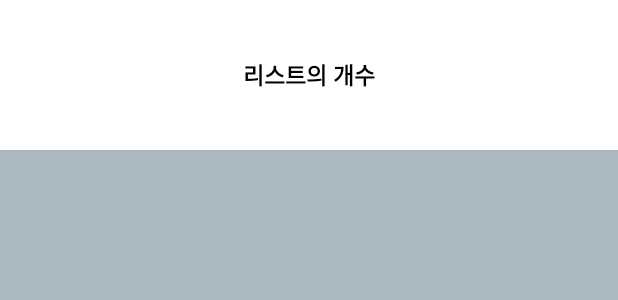
After one commit to bagoonichanger/Petmliy_android_app, an Android app: the layout map_bottom_sheet.xml on its own in the app's theme, with its tools: preview values and no code run, on a phone screen of 412 x 824 dp. The commit adds this screen. Shown: the top 300 px of the screen. Run offline under Robolectric (Android 15) with nearby library versions, the phone set to English and light mode, and no system bars.

Commit message:
지도 레이아웃 잡음

```diff
--- a/app/build.gradle
+++ b/app/build.gradle
@@ -49,4 +49,6 @@ dependencies {
 
     // 네이버 지도 SDK
     implementation 'com.naver.maps:map-sdk:3.14.0'
+    // FusedLocationSource
+    implementation("com.google.android.gms:play-services-location:19.0.1")
 }
--- a/app/src/main/AndroidManifest.xml
+++ b/app/src/main/AndroidManifest.xml
@@ -3,7 +3,9 @@
     package="com.bagooni.petmliy_android_app">
 
     <uses-permission android:name="android.permission.INTERNET" />
-    <uses-permission android:name="android.permission.ACCESS_FINE_LOCATION"/>
+    <uses-permission android:name="android.permission.ACCESS_FINE_LOCATION" />
+    <uses-permission android:name="android.permission.ACCESS_COARSE_LOCATION" />
+
     <application
         android:allowBackup="true"
         android:icon="@mipmap/ic_launcher"
--- /dev/null
+++ b/app/src/main/res/layout/map_bottom_sheet.xml
@@ -0,0 +1,31 @@
+<?xml version="1.0" encoding="utf-8"?>
+<androidx.constraintlayout.widget.ConstraintLayout xmlns:android="http://schemas.android.com/apk/res/android"
+    xmlns:app="http://schemas.android.com/apk/res-auto"
+    android:layout_width="match_parent"
+    android:layout_height="match_parent"
+    app:behavior_peekHeight="100dp"
+    app:layout_behavior="com.google.android.material.bottomsheet.BottomSheetBehavior">
+
+    <TextView
+        android:id="@+id/bottomSheetTitleTextView"
+        android:layout_width="0dp"
+        android:layout_height="100dp"
+        android:gravity="center"
+        android:text="리스트의 개수"
+        android:textColor="@color/black"
+        android:textSize="15sp"
+        android:textStyle="bold"
+        app:layout_constraintEnd_toEndOf="parent"
+        app:layout_constraintStart_toStartOf="parent"
+        app:layout_constraintTop_toTopOf="parent" />
+
+    <View
+        android:layout_width="0dp"
+        android:layout_height="0dp"
+        android:background="@color/Light_Gray"
+        app:layout_constraintBottom_toBottomOf="parent"
+        app:layout_constraintEnd_toEndOf="parent"
+        app:layout_constraintStart_toStartOf="parent"
+        app:layout_constraintTop_toBottomOf="@id/bottomSheetTitleTextView" />
+
+</androidx.constraintlayout.widget.ConstraintLayout>
--- a/app/src/main/res/values/api_key.xml
+++ b/app/src/main/res/values/api_key.xml
@@ -1,2 +1,5 @@
 <?xml version="1.0" encoding="utf-8"?>
-<resources><string name="naver_map_client_id">mkzcchsiil</string></resources>
+<resources>
+    <string name="naver_map_client_id">mkzcchsiil</string>
+    <string name="tmap_api_key">l7xxbfd03282ed6f44dda7dffa1b497acc44</string>
+</resources>
--- a/app/src/main/res/values/strings.xml
+++ b/app/src/main/res/values/strings.xml
@@ -2,4 +2,5 @@
     <string name="app_name">Petmliy_android_app</string>
     <!-- TODO: Remove or change this placeholder text -->
     <string name="hello_blank_fragment">Hello blank fragment</string>
+    <string name="map_search_hint">검색어를 입력해주세요.</string>
 </resources>
```
Also changed, not shown: app/src/main/java/com/bagooni/petmliy_android_app/map/MapFragment.kt (+39 -1 lines), app/src/main/java/com/bagooni/petmliy_android_app/viewPagerFragmentAdapter.kt (deleted, +0 -26 lines), app/src/main/res/drawable/button_ripple_custom.xml (added, +22 -0 lines), app/src/main/res/drawable/ic_baseline_search_24.xml (added, +10 -0 lines), app/src/main/res/drawable/map_search_bar_background.xml (added, +8 -0 lines), app/src/main/res/drawable/map_search_button_background.xml (added, +9 -0 lines), app/src/main/res/layout/fragment_map.xml (+30 -2 lines).
